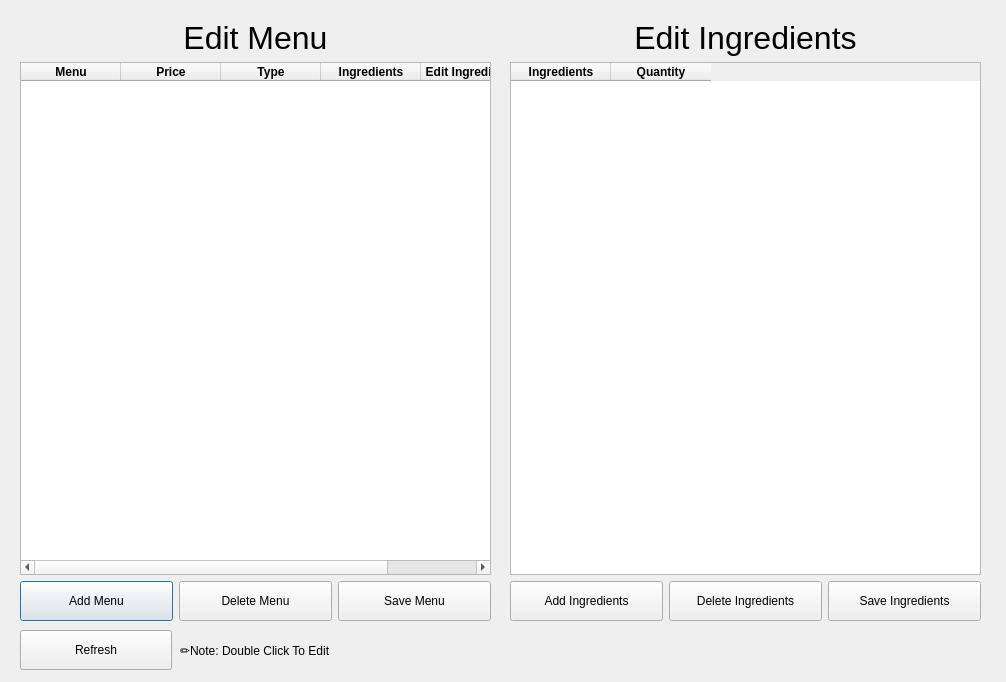
This is ui/editmenu.ui in sriv95/Restaurant-Management as Qt 5 draws it before an edit. The edited form follows.
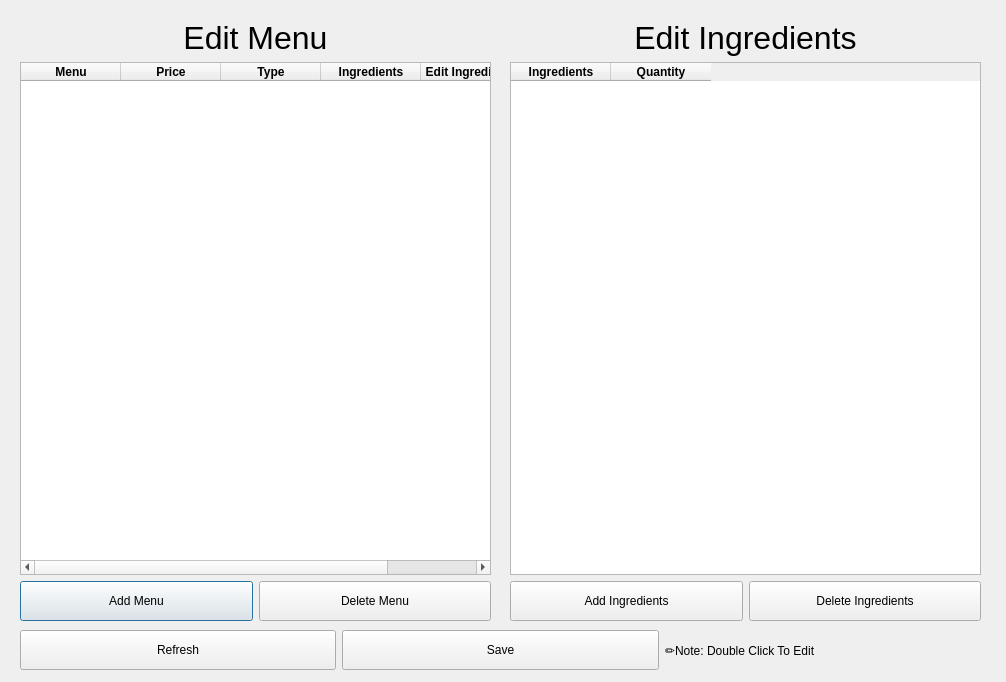
This is the edited form.

Commit message: style: :art: update ui

Patch:
```diff
--- a/ui/editmenu.ui
+++ b/ui/editmenu.ui
@@ -120,19 +120,6 @@
         </property>
        </widget>
       </item>
-      <item>
-       <widget class="QPushButton" name="SaveMenuBtn">
-        <property name="minimumSize">
-         <size>
-          <width>0</width>
-          <height>40</height>
-         </size>
-        </property>
-        <property name="text">
-         <string>Save Menu</string>
-        </property>
-       </widget>
-      </item>
      </layout>
     </item>
    </layout>
@@ -214,45 +201,22 @@
         </property>
        </widget>
       </item>
-      <item>
-       <widget class="QPushButton" name="SaveIngBtn">
-        <property name="minimumSize">
-         <size>
-          <width>0</width>
-          <height>40</height>
-         </size>
-        </property>
-        <property name="text">
-         <string>Save Ingredients</string>
-        </property>
-       </widget>
-      </item>
      </layout>
     </item>
    </layout>
   </widget>
-  <widget class="QLabel" name="label_2">
-   <property name="geometry">
-    <rect>
-     <x>180</x>
-     <y>630</y>
-     <width>154</width>
-     <height>40</height>
-    </rect>
-   </property>
-   <property name="text">
-    <string>✏️Note: Double Click To Edit</string>
-   </property>
-  </widget>
-  <widget class="QPushButton" name="RefreshBtn">
+  <widget class="QWidget" name="horizontalLayoutWidget">
    <property name="geometry">
     <rect>
      <x>20</x>
      <y>630</y>
-     <width>152</width>
-     <height>40</height>
+     <width>961</width>
+     <height>41</height>
     </rect>
    </property>
+   <layout class="QHBoxLayout" name="horizontalLayout">
+    <item>
+     <widget class="QPushButton" name="RefreshBtn">
    <property name="minimumSize">
     <size>
      <width>0</width>
@@ -262,6 +226,29 @@
    <property name="text">
     <string>Refresh</string>
    </property>
+     </widget>
+    </item>
+    <item>
+     <widget class="QPushButton" name="SaveMenuBtn">
+      <property name="minimumSize">
+       <size>
+        <width>0</width>
+        <height>40</height>
+       </size>
+      </property>
+      <property name="text">
+       <string>Save</string>
+      </property>
+     </widget>
+    </item>
+    <item>
+     <widget class="QLabel" name="label_2">
+      <property name="text">
+       <string>✏️Note: Double Click To Edit</string>
+      </property>
+     </widget>
+    </item>
+   </layout>
   </widget>
  </widget>
  <resources/>
```
Lines whose indentation alone changed are shown as unchanged.
